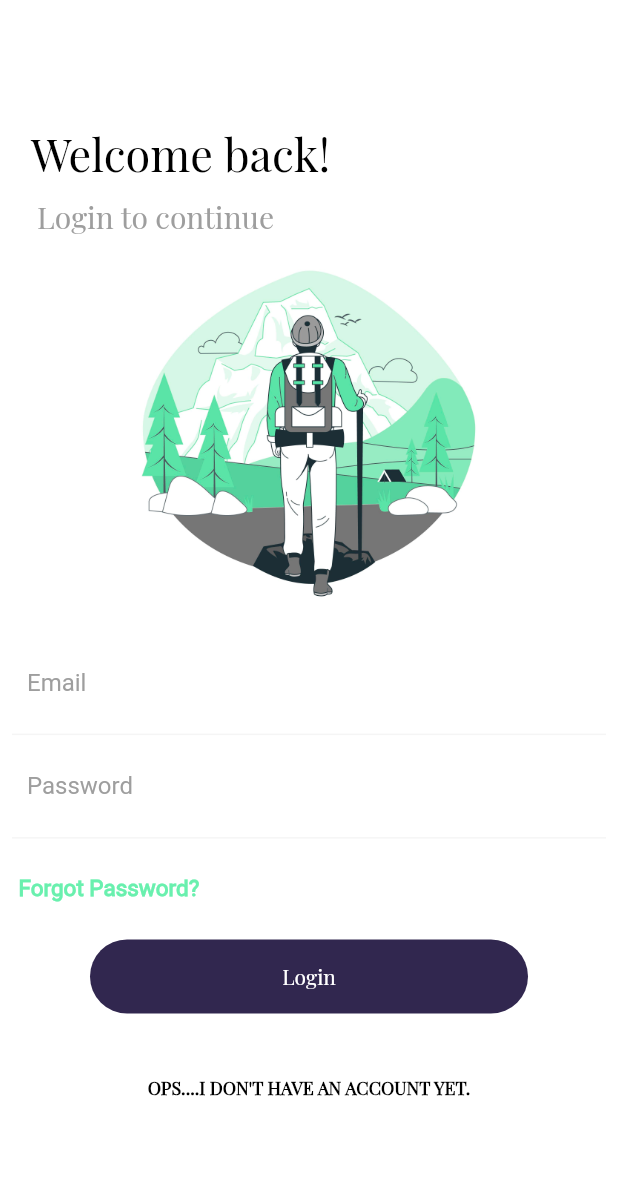
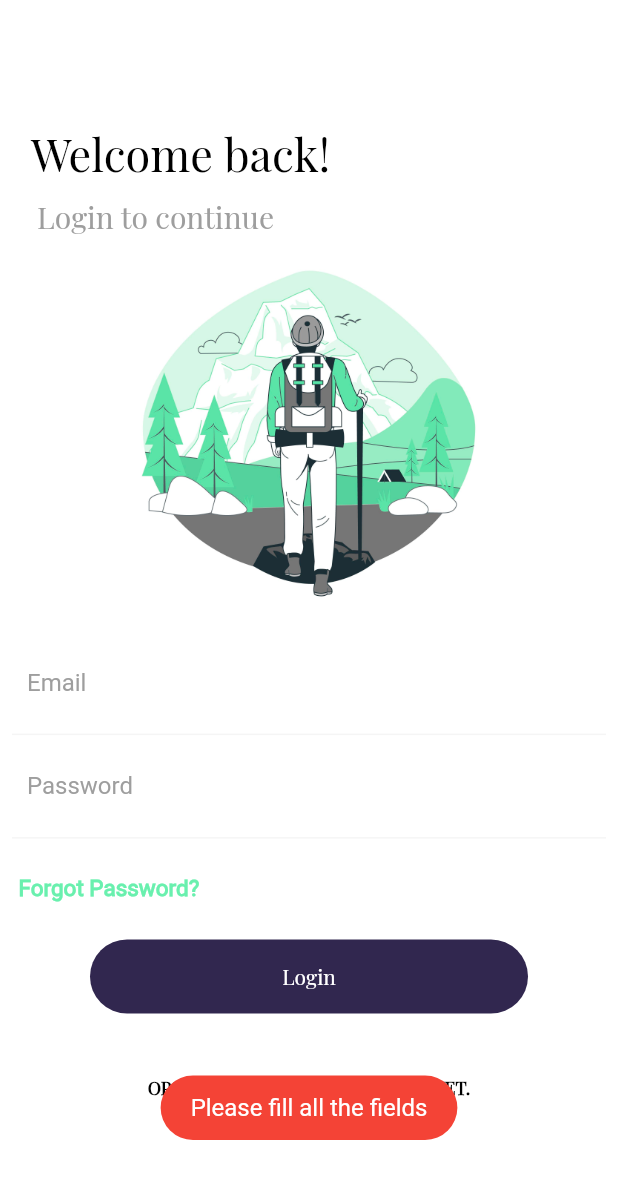
Before and after one commit to ranaprabina/Padyatra, a Flutter app: the Login screen opened directly, after a tap on "Login", on a phone screen of 412 x 824 dp. Shown: the top 1179 px of the screen. Run offline on Flutter 3.47's test engine with Material 2 defaults, Android fonts, the phone set to English and light mode, and no system bars; our stand-ins replace fluttertoast, google_maps_flutter, hexcolor, introduction_screen, location, simple_animations and 1 more; accounts and stored records are empty.

Commit message:
added feature to login for registered users

```diff
--- a/lib/Login.dart
+++ b/lib/Login.dart
@@ -1,11 +1,12 @@
-import 'dart:convert';
-
 import 'package:flutter/material.dart';
 import 'package:padyatra/control_sizes.dart';
-import 'package:http/http.dart' as http;
 
 import 'package:fluttertoast/fluttertoast.dart';
-import 'package:padyatra/screen/ProfilePage.dart';
+import 'package:padyatra/models/user_login_model/user_login_data.dart';
+import 'package:padyatra/presenter/user_login_presenter.dart';
+import 'package:padyatra/screen/Explore.dart';
+import 'package:padyatra/screen/HomePage.dart';
+import 'package:padyatra/screen/SignUp.dart';
 
 class Login extends StatefulWidget {
   const Login({
@@ -16,52 +17,26 @@ class Login extends StatefulWidget {
   _LoginState createState() => _LoginState();
 }
 
-class _LoginState extends State<Login> {
-  TextEditingController email = new TextEditingController();
-  TextEditingController password = new TextEditingController();
-  String u_id;
-  // TextEditingController u_id = TextEditingController();
-  // final _formKey = new GlobalKey<FormState>();
-  // String u_id = u_idController.text;
-  Future login() async {
-    final response = await http.post(
-        // "http://192.168.1.65/PHP%20codes/Padyatra/API's/inserUserData.php",
-        "http://192.168.1.65/PHP%20codes/Padyatra/API's/login.php",
-        body: {
-          "email": email.text,
-          "password": password.text,
-          // "u_id": u_id.text,
-        });
-    var data = json.decode(response.body);
+class _LoginState extends State<Login> implements UserLoginListViewContract {
+  final emailController = TextEditingController();
+  String email;
+  final passwordController = TextEditingController();
+  String password;
+  String userId;
+  bool _isLoginSucess;
+  UserLogin userLogin;
+  UserLoginListPresenter _userLoginListPresenter;
+  List<UserLogin> _userLoginServerResponse;
 
-    print(data);
-    print(data.length);
-    var data1 = json.decode(data['serverResponse']);
-    print(data1.length);
-    // print(data['User Id']);
-    // u_id = data['User Id'];
-    // if (data['Respone'] == "login_success") {
-    //   // await FlutterSession().set('token', email.text);
-    //   Fluttertoast.showToast(
-    //       msg: "Login Sucessful",
-    //       toastLength: Toast.LENGTH_SHORT,
-    //       gravity: ToastGravity.CENTER,
-    //       // timeInSecForIosWeb: 1,
-    //       backgroundColor: Colors.grey,
-    //       textColor: Colors.white,
-    //       fontSize: 16.0);
-    //   Navigator.of(context).push(
-    //       MaterialPageRoute(builder: (context) => ProfilePage(u_id: u_id)));
-    // } else {
-    //   Fluttertoast.showToast(
-    //       msg: "Username and password Incorrect",
-    //       toastLength: Toast.LENGTH_SHORT,
-    //       gravity: ToastGravity.CENTER,
-    //       // timeInSecForIosWeb: 1,
-    //       backgroundColor: Colors.grey,
-    //       textColor: Colors.white,
-    //       fontSize: 16.0);
-    // }
+  _LoginState() {
+    _userLoginListPresenter = new UserLoginListPresenter(this);
+  }
+
+  @override
+  void initState() {
+    super.initState();
+    _isLoginSucess = false;
+    // _userLoginListPresenter.loadServerResponse();
   }
 
   @override
@@ -126,7 +101,7 @@ class _LoginState extends State<Login> {
                       ),
                     ),
                     child: TextFormField(
-                      controller: email,
+                      controller: emailController,
                       // validator: EmailValidator(
                       //     errorText: 'enter a valid email address'),
                       decoration: InputDecoration(
@@ -147,7 +122,7 @@ class _LoginState extends State<Login> {
                     ),
                     child: TextFormField(
                       obscureText: true,
-                      controller: password,
+                      controller: passwordController,
                       decoration: InputDecoration(
                           border: InputBorder.none,
                           hintText: "Password",
@@ -176,7 +151,21 @@ class _LoginState extends State<Login> {
           ),
           GestureDetector(
             onTap: () {
-              login();
+              // login();
+              email = emailController.text.toString();
+              password = passwordController.text.toString();
+              if (email.isNotEmpty && password.isNotEmpty) {
+                _userLoginListPresenter.loadServerResponse(email, password);
+              } else {
+                Fluttertoast.showToast(
+                    msg: "Please fill all the fields",
+                    toastLength: Toast.LENGTH_SHORT,
+                    gravity: ToastGravity.BOTTOM,
+                    // timeInSecForIosWeb: 1,
+                    backgroundColor: Colors.red,
+                    textColor: Colors.white,
+                    fontSize: 16.0);
+              }
             },
             child: Container(
               height: displayHeight(context) * 0.06,
@@ -200,6 +189,8 @@ class _LoginState extends State<Login> {
           GestureDetector(
             onTap: () {
               print('doafgh');
+              Navigator.of(context)
+                  .push(MaterialPageRoute(builder: (context) => SignUp()));
             },
             child: Container(
               child: Center(
@@ -219,4 +210,51 @@ class _LoginState extends State<Login> {
       ))),
     );
   }
+
+  @override
+  void onUserLoginComplete(List<UserLogin> items) {
+    setState(() {
+      _userLoginServerResponse = items;
+
+      userLogin = _userLoginServerResponse[0];
+      if (userLogin.serverResponseMessage.isNotEmpty) {
+        userLogin.serverResponseMessage == "login_success"
+            ? _isLoginSucess = true
+            : _isLoginSucess = false;
+
+        print(userLogin.email);
+        print(userLogin.firstName);
+        print(userLogin.lastName);
+        userId = userLogin.userId;
+
+        print(userId);
+        if (_isLoginSucess) {
+          Navigator.of(context).push(MaterialPageRoute(
+              builder: (context) => HomePage(userId: userId)));
+          Fluttertoast.showToast(
+              msg: "Login Sucessful",
+              toastLength: Toast.LENGTH_SHORT,
+              gravity: ToastGravity.BOTTOM,
+              // timeInSecForIosWeb: 1,
+              backgroundColor: Colors.green,
+              textColor: Colors.white,
+              fontSize: 16.0);
+        } else {
+          Fluttertoast.showToast(
+              msg: "Username or password incorrect",
+              toastLength: Toast.LENGTH_SHORT,
+              gravity: ToastGravity.BOTTOM,
+              // timeInSecForIosWeb: 1,
+              backgroundColor: Colors.red,
+              textColor: Colors.white,
+              fontSize: 16.0);
+        }
+        // Navigator.of(context).push(
+        //     MaterialPageRoute(builder: (context) => ProfilePage(u_id: u_id)));
+      }
+    });
+  }
+
+  @override
+  void onUserLoginError() {}
 }
```
